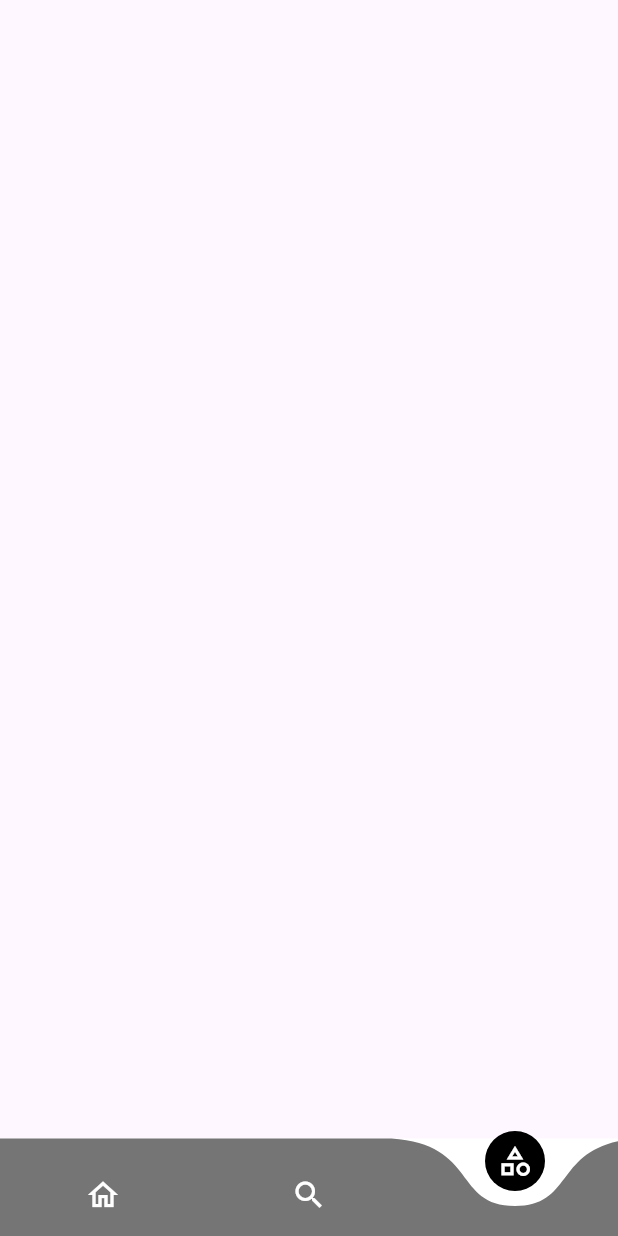
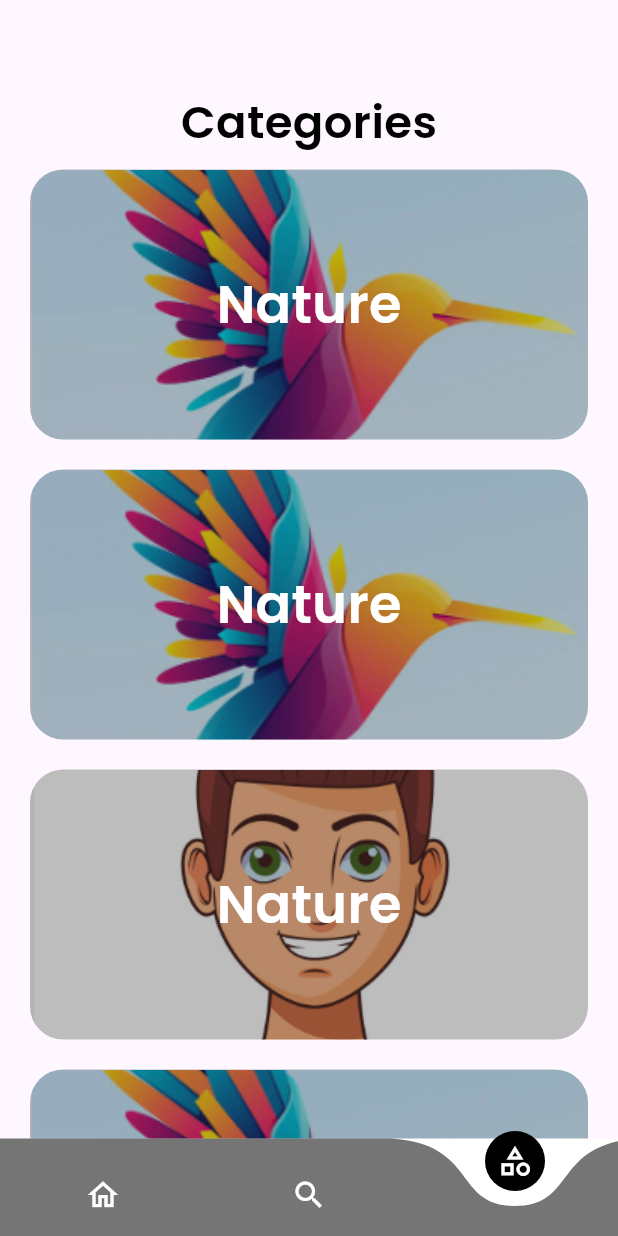
Before and after one commit to saliq03/ZenScreen, a Flutter app: the screen it shows after launch, item 3 of the bottom bar chosen, on a phone screen of 412 x 824 dp. Run offline on Flutter 3.47's test engine with Material 3 defaults, Android fonts, the phone set to English and light mode, and no system bars; drawn by our look-alikes of curved_navigation_bar.

Commit message:
designing Categories page

```diff
--- a/lib/Pages/categories.dart
+++ b/lib/Pages/categories.dart
@@ -10,6 +10,48 @@ class Categories extends StatefulWidget {
 class _CategoriesState extends State<Categories> {
   @override
   Widget build(BuildContext context) {
-    return Container();
+    return Container(
+      child: SingleChildScrollView(
+        child: Column(
+          children: [
+            Center(
+                child: Text("Categories",style: TextStyle(fontFamily: "Poppins",fontWeight: FontWeight.bold,fontSize: 30,color: Colors.black),)),
+            SizedBox(height: 10,),
+            MyCategory("assets/images/sample.png", "Nature"),
+            MyCategory("assets/images/sample.png", "Nature"),
+            MyCategory("assets/images/profile.png", "Nature"),
+            MyCategory("assets/images/sample.png", "Nature"),
+            MyCategory("assets/images/sample.png", "Nature"),
+
+          ],
+        ),
+      ),
+    );
+  }
+
+  MyCategory(String image,String title){
+    return Container(
+      padding: EdgeInsets.only(bottom: 20),
+      child: Stack(
+        children: [
+          ClipRRect(borderRadius: BorderRadius.circular(22),
+            child: Image.asset(image,
+              width: MediaQuery.of(context).size.width,
+              height: 180,
+              fit: BoxFit.cover,),
+          ),
+          Container(
+            width: MediaQuery.of(context).size.width,
+            height: 180,
+            decoration: BoxDecoration(
+              borderRadius: BorderRadius.circular(22),
+              color: Colors.black26,
+            ),
+            child:Center(
+                child: Text(title,style: TextStyle(fontFamily: "Poppins",fontWeight: FontWeight.bold,fontSize: 35,color: Colors.white),)),
+          )
+        ],
+      ),
+    );
   }
 }
--- a/lib/Pages/home.dart
+++ b/lib/Pages/home.dart
@@ -19,7 +19,8 @@ class _HomeState extends State<Home> {
                   borderRadius: BorderRadius.circular(35),
                     child: Image.asset("assets/images/profile.png",width: 70,height: 70,fit: BoxFit.cover,)),
                 SizedBox(width: 40,),
-                Center(child: Text("ZenScreen",style: TextStyle(fontFamily: "Poppins",fontWeight: FontWeight.bold,fontSize: 30,color: Colors.black),))
+                Center(
+                    child: Text("ZenScreen",style: TextStyle(fontFamily: "Poppins",fontWeight: FontWeight.bold,fontSize: 30,color: Colors.black),))
               ],
             ),
             SizedBox(height: 10,),
```
